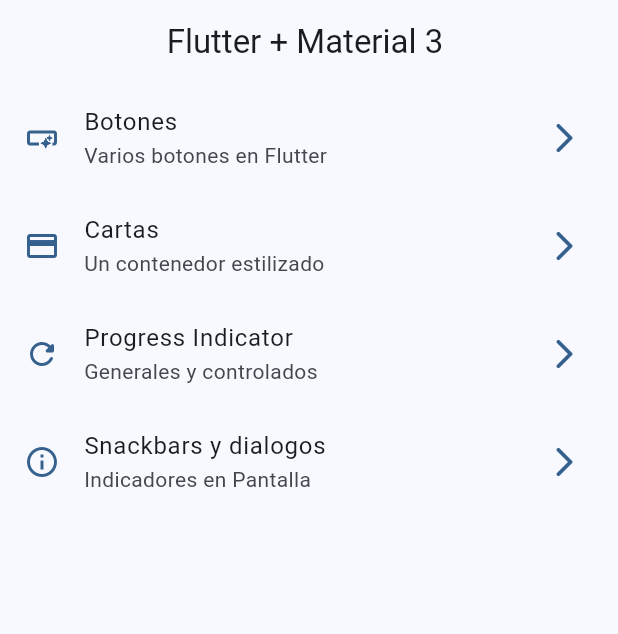
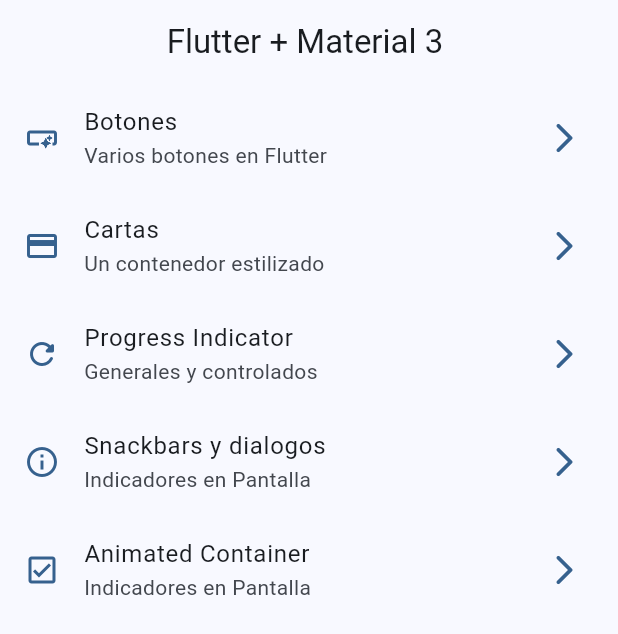
Before and after one commit to joelGabriel7/flutter-widget-app, a Flutter app: the screen it shows after launch, on a phone screen of 412 x 824 dp. Shown: the top 634 px of the screen. Run offline on Flutter 3.47's test engine with Material 3 defaults, Android fonts, the phone set to English and light mode, and no system bars; our stand-ins replace go_router.

Commit message:
Animated container terminado

```diff
--- a/lib/config/menu/menu_item.dart
+++ b/lib/config/menu/menu_item.dart
@@ -42,5 +42,12 @@ const appMenuItems = <MenuItem>[
       icon: Icons.info_outline
    ),
 
+  MenuItem(
+      subTitle: 'Indicadores en Pantalla',
+      title: 'Animated Container',
+      link: "/animated",
+      icon: Icons.check_box_outlined
+   ),
+
 
 ];
--- a/lib/config/router/app_router.dart
+++ b/lib/config/router/app_router.dart
@@ -35,5 +35,10 @@ final appRouter = GoRouter(
       name: SnackBarScreen.name,
       builder: (context, state) => const SnackBarScreen(),
     ),
+    GoRoute(
+      path: '/animated',
+      name: AnimatedScreen.name,
+      builder: (context, state) => const AnimatedScreen(),
+    ),
   ],
 );
```
Also changed, not shown: lib/presentations/screens/animated/animated.screens.dart (+45 -2 lines).
